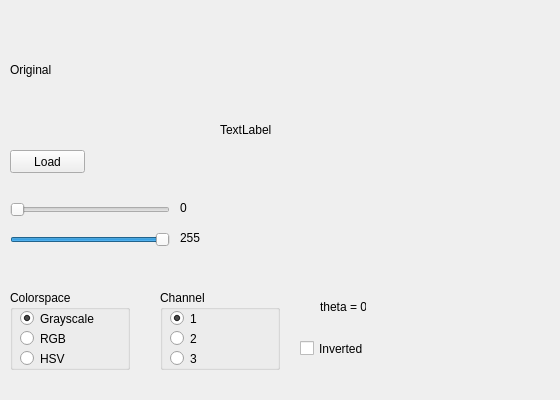
This is ThresholdTest/mainwindow.ui in iti-luebeck/HANSE2011 as Qt 5 draws it before an edit. The edited form follows.
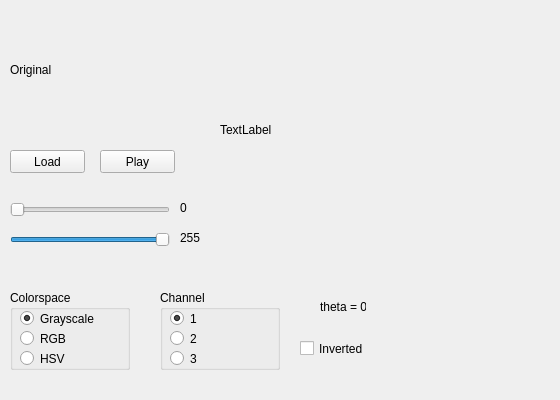
This is the edited form.

The edit to the form file:
```diff
--- a/ThresholdTest/mainwindow.ui
+++ b/ThresholdTest/mainwindow.ui
@@ -256,6 +256,19 @@
      <string>Inverted</string>
     </property>
    </widget>
+   <widget class="QPushButton" name="playButton">
+    <property name="geometry">
+     <rect>
+      <x>100</x>
+      <y>150</y>
+      <width>75</width>
+      <height>23</height>
+     </rect>
+    </property>
+    <property name="text">
+     <string>Play</string>
+    </property>
+   </widget>
   </widget>
  </widget>
  <layoutdefault spacing="6" margin="11"/>
```
